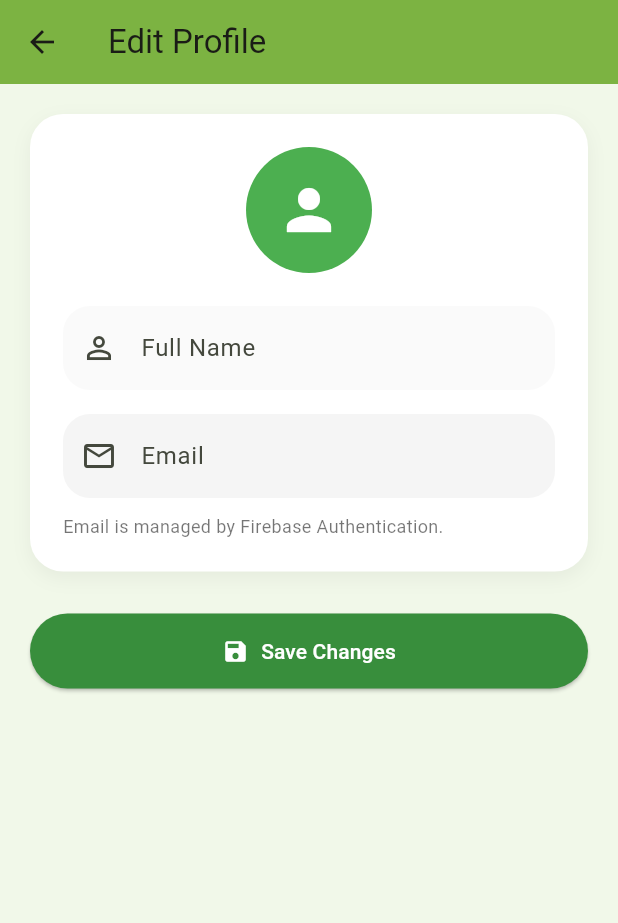
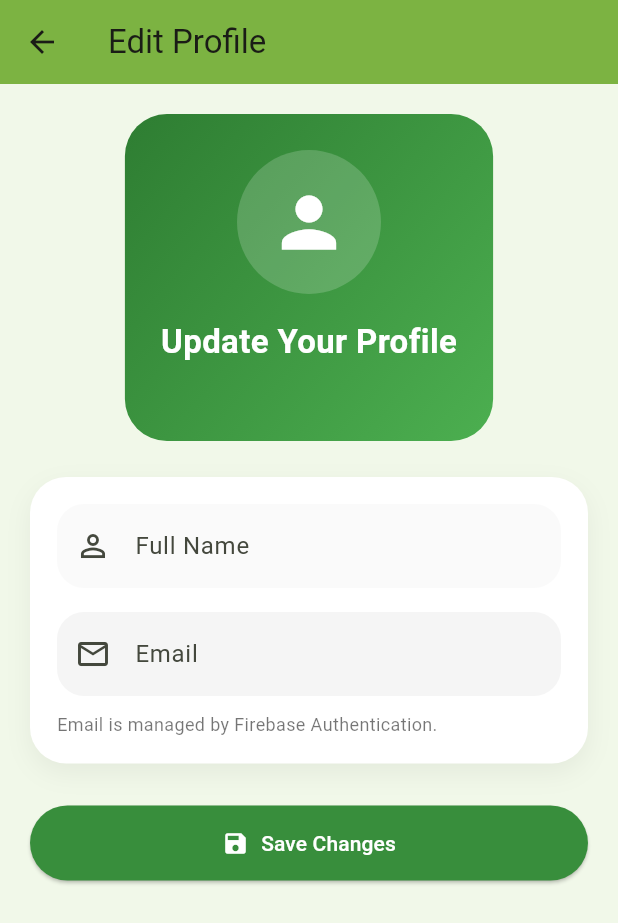
Before and after one commit to Sandymohamed12/Smart-Pre-Recycling-App, a Flutter app: the EditProfilePage screen opened directly with empty values, on a phone screen of 412 x 824 dp. Shown: the top 923 px of the screen. Run offline on Flutter 3.47's test engine with Material 3 defaults, Android fonts, the phone set to English and light mode, and no system bars; our stand-ins replace firebase_auth, firebase_core, fl_chart, flutter_map, image_picker, latlong2; accounts and stored records are empty.

Commit message:
Enhance profile page UI

```diff
--- a/lib/screens/profile/edit_profile_page.dart
+++ b/lib/screens/profile/edit_profile_page.dart
@@ -1,4 +1,5 @@
 import 'package:flutter/material.dart';
+
 import '../../services/api_service.dart';
 import '../../services/user_session.dart';
 
@@ -37,7 +38,9 @@ class _EditProfilePageState extends State<EditProfilePage> {
   }
 
   Future<void> _saveProfile() async {
-    if (_nameController.text.trim().isEmpty) {
+    final name = _nameController.text.trim();
+
+    if (name.isEmpty) {
       ScaffoldMessenger.of(context).showSnackBar(
         const SnackBar(content: Text("Please enter your name")),
       );
@@ -56,7 +59,7 @@ class _EditProfilePageState extends State<EditProfilePage> {
     try {
       await ApiService.updateUser(
         userId: UserSession.backendUserId!,
-        name: _nameController.text.trim(),
+        name: name,
       );
 
       if (!mounted) return;
@@ -70,7 +73,7 @@ class _EditProfilePageState extends State<EditProfilePage> {
       if (!mounted) return;
 
       ScaffoldMessenger.of(context).showSnackBar(
-        SnackBar(content: Text("Failed to update profile: $e")),
+        const SnackBar(content: Text("Failed to update profile")),
       );
     } finally {
       if (mounted) {
@@ -92,34 +95,61 @@ class _EditProfilePageState extends State<EditProfilePage> {
         child: Column(
           children: [
             Container(
-              padding: const EdgeInsets.all(22),
+              padding: const EdgeInsets.all(24),
               decoration: BoxDecoration(
-                color: Colors.white,
-                borderRadius: BorderRadius.circular(22),
-                boxShadow: [
-                  BoxShadow(
-                    color: Colors.black.withOpacity(0.05),
-                    blurRadius: 10,
-                    offset: const Offset(0, 4),
+                borderRadius: BorderRadius.circular(28),
+                gradient: LinearGradient(
+                  colors: [
+                    Colors.green.shade800,
+                    Colors.green.shade500,
+                  ],
+                  begin: Alignment.topLeft,
+                  end: Alignment.bottomRight,
+                ),
+              ),
+              child: Column(
+                children: [
+                  CircleAvatar(
+                    radius: 48,
+                    backgroundColor: Colors.white.withOpacity(0.18),
+                    child: const Icon(
+                      Icons.person,
+                      size: 54,
+                      color: Colors.white,
+                    ),
+                  ),
+                  const SizedBox(height: 16),
+                  const Text(
+                    "Update Your Profile",
+                    style: TextStyle(
+                      color: Colors.white,
+                      fontSize: 22,
+                      fontWeight: FontWeight.bold,
+                    ),
+                  ),
+                  const SizedBox(height: 6),
+                  Text(
+                    widget.currentEmail,
+                    textAlign: TextAlign.center,
+                    style: TextStyle(
+                      color: Colors.white.withOpacity(0.88),
+                    ),
                   ),
                 ],
               ),
+            ),
+            const SizedBox(height: 24),
+            Container(
+              padding: const EdgeInsets.all(18),
+              decoration: _cardDecoration(),
               child: Column(
                 children: [
-                  const CircleAvatar(
-                    radius: 42,
-                    backgroundColor: Colors.green,
-                    child: Icon(
-                      Icons.person,
-                      size: 44,
-                      color: Colors.white,
-                    ),
-                  ),
-                  const SizedBox(height: 22),
                   TextField(
                     controller: _nameController,
+                    textInputAction: TextInputAction.done,
                     decoration: InputDecoration(
                       labelText: "Full Name",
+                      hintText: "Enter your name",
                       prefixIcon: const Icon(Icons.person_outline),
                       filled: true,
                       fillColor: Colors.grey.shade50,
@@ -167,7 +197,10 @@ class _EditProfilePageState extends State<EditProfilePage> {
                     ? const SizedBox(
                         width: 18,
                         height: 18,
-                        child: CircularProgressIndicator(strokeWidth: 2),
+                        child: CircularProgressIndicator(
+                          strokeWidth: 2,
+                          color: Colors.white,
+                        ),
                       )
                     : const Icon(Icons.save),
                 label: Text(isSaving ? "Saving..." : "Save Changes"),
@@ -186,4 +219,18 @@ class _EditProfilePageState extends State<EditProfilePage> {
       ),
     );
   }
+
+  BoxDecoration _cardDecoration() {
+    return BoxDecoration(
+      color: Colors.white,
+      borderRadius: BorderRadius.circular(24),
+      boxShadow: [
+        BoxShadow(
+          color: Colors.black.withOpacity(0.055),
+          blurRadius: 14,
+          offset: const Offset(0, 6),
+        ),
+      ],
+    );
+  }
 }
```
